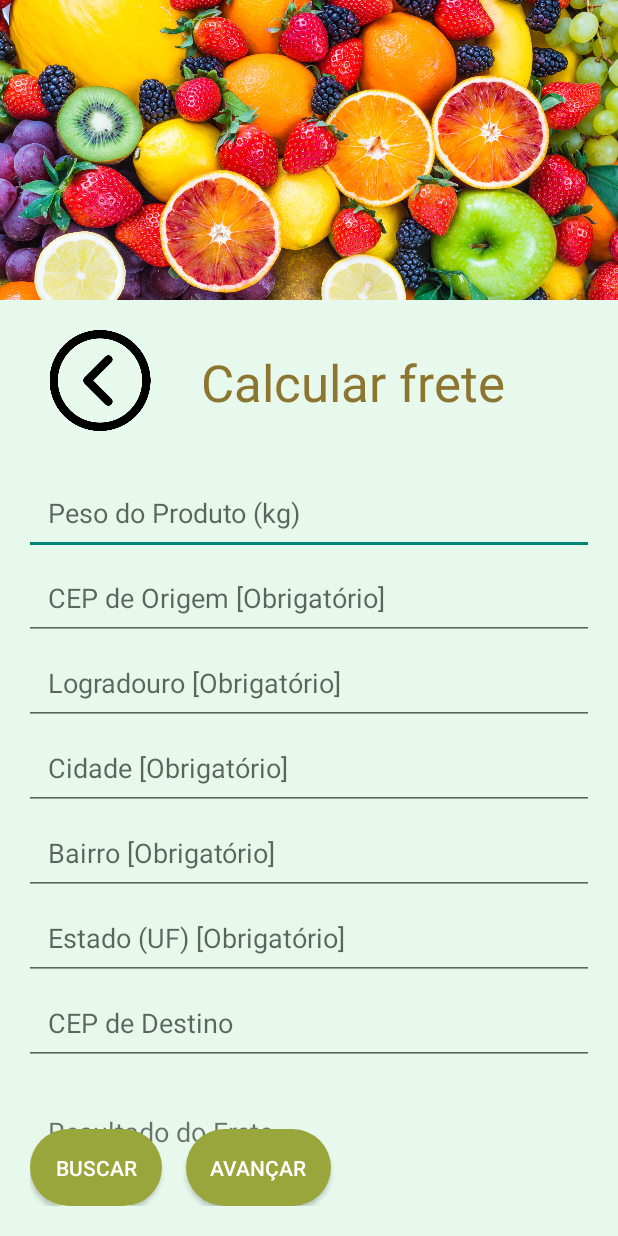
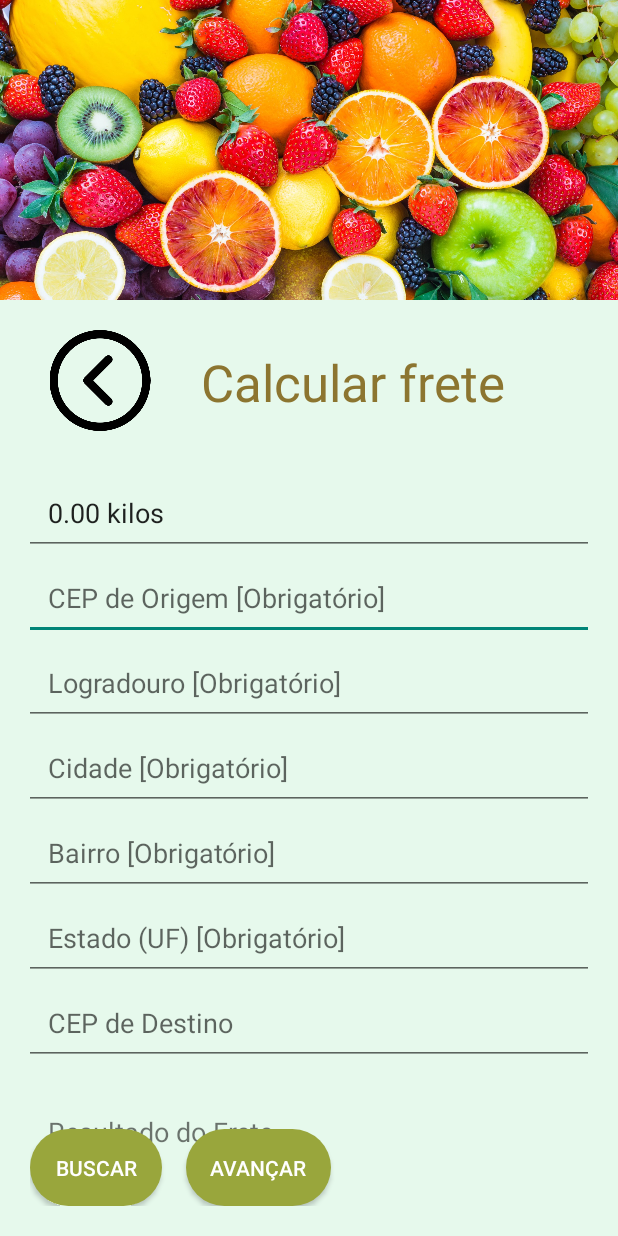
Before and after one commit to Thiago163/Aplicativo_pim_vs1_sb, an Android app: the tela_finalizar_compra screen opened directly, with no data from a screen before it, after a tap on "FINALIZAR COMPRA", on a phone screen of 412 x 824 dp. Run offline under Robolectric (Android 15) with nearby library versions, the phone set to English and light mode, and no system bars; our stand-ins replace Volley; 7 statements that could not run were skipped.

Commit message:
peso produtos

```diff
--- a/app/src/main/java/com/example/pim_mundo_verde/tela_calcular_frete.java
+++ b/app/src/main/java/com/example/pim_mundo_verde/tela_calcular_frete.java
@@ -2,8 +2,6 @@ package com.example.pim_mundo_verde;
 
 import android.content.Intent;
 import android.os.Bundle;
-import android.text.Editable;
-import android.text.TextWatcher;
 import android.util.Log;
 import android.view.View;
 import android.widget.Button;
@@ -12,12 +10,15 @@ import android.widget.TextView;
 import android.widget.Toast;
 
 import androidx.appcompat.app.AppCompatActivity;
+
 import com.android.volley.Request;
 import com.android.volley.RequestQueue;
 import com.android.volley.Response;
 import com.android.volley.VolleyError;
 import com.android.volley.toolbox.JsonObjectRequest;
 import com.android.volley.toolbox.Volley;
+
+import com.google.android.material.textfield.TextInputEditText;
 
 import org.json.JSONObject;
 
@@ -26,6 +27,7 @@ public class tela_calcular_frete extends AppCompatActivity {
     private EditText cepEditText, logradouroEditText, localidadeEditText, bairroEditText, ufEditText;
     private Button buscarButton, avancarButton;
     private TextView resultadoFrete;
+    private TextInputEditText pesoProdutoEditText; // Campo para exibir o peso do produto
     private boolean isFormComplete = false;
 
     @Override
@@ -38,15 +40,24 @@ public class tela_calcular_frete extends AppCompatActivity {
         logradouroEditText = findViewById(R.id.logradouro);
         localidadeEditText = findViewById(R.id.localidade);
         bairroEditText = findViewById(R.id.bairro);
-        ufEditText = findViewById(R.id.ufEditText);  // Alterado para EditText para o campo UF
+        ufEditText = findViewById(R.id.ufEditText);
+        pesoProdutoEditText = findViewById(R.id.pesoProduto);  // Referência para o campo de peso
         buscarButton = findViewById(R.id.botaoBuscar);
         avancarButton = findViewById(R.id.botaoAvancar);
         resultadoFrete = findViewById(R.id.resultadoFrete);
 
-        // Configura o botão de buscar CEP
+        // Recupera a quantidade de produtos passada da tela anterior
+        int quantidadeProdutos = getIntent().getIntExtra("quantidadeProdutos", 0);  // Valor default é 0 se não for passado
+
+// Agora, você pode usar a quantidade de produtos, que é igual a 1 kg por produto
+        float pesoTotal = quantidadeProdutos * 1.0f;  // Cada produto equivale a 1 kg, então multiplicamos pela quantidade
+
+// Exibe o peso total no campo de texto, formatado com duas casas decimais
+        pesoProdutoEditText.setText(String.format("%.2f kilos", pesoTotal));
+
+
+        // Configura os listeners para os botões
         buscarButton.setOnClickListener(v -> buscarCep());
-
-        // Configura o botão avançar
         avancarButton.setOnClickListener(v -> avancarParaProximaTela());
     }
 
@@ -136,10 +147,9 @@ public class tela_calcular_frete extends AppCompatActivity {
             Intent intent = new Intent(tela_calcular_frete.this, tela_menu_geral.class);
             startActivity(intent);
 
-            Log.d("BotaoHome", "Intent iniciada com sucesso para tela_finalizar_compra");
+            Log.d("BotaoHome", "Intent iniciada com sucesso.");
         } catch (Exception e) {
-            Log.e("ErroBotaoHome", "Erro ao tentar iniciar a tela de finalização", e);
-            Toast.makeText(this, "Erro ao tentar voltar para a tela de finalização", Toast.LENGTH_SHORT).show();
+            Log.e("BotaoHome", "Erro ao navegar para a tela de menu: " + e.getMessage());
         }
     }
 }
--- a/app/src/main/java/com/example/pim_mundo_verde/tela_finalizar_compra.java
+++ b/app/src/main/java/com/example/pim_mundo_verde/tela_finalizar_compra.java
@@ -4,20 +4,20 @@ import android.content.Intent;
 import android.os.Bundle;
 import android.view.View;
 import android.widget.TextView;
-
 import androidx.appcompat.app.AppCompatActivity;
 import androidx.recyclerview.widget.LinearLayoutManager;
 import androidx.recyclerview.widget.RecyclerView;
 
 import com.example.pim_mundo_verde.Adapter.AdapterProduto;
 import com.example.pim_mundo_verde.model.Produto;
+import com.example.pim_mundo_verde.tela_menu_geral;
 
-import java.util.ArrayList;
 import java.util.List;
 
 public class tela_finalizar_compra extends AppCompatActivity {
     private RecyclerView recyclerViewRevisao;
     private TextView textTotal;
+    private TextView textQuantidadeProdutos;  // Novo TextView para mostrar a quantidade de produtos
     private List<Produto> produtosCarrinho;
 
     @Override
@@ -27,6 +27,7 @@ public class tela_finalizar_compra extends AppCompatActivity {
 
         recyclerViewRevisao = findViewById(R.id.recycler_view_revisao);
         textTotal = findViewById(R.id.text_total_revisao);
+        textQuantidadeProdutos = findViewById(R.id.text_quantidade_produtos);  // Referência para o novo TextView
 
         // Recebe a lista de produtos do carrinho
         Intent intent = getIntent();
@@ -37,7 +38,9 @@ public class tela_finalizar_compra extends AppCompatActivity {
         recyclerViewRevisao.setLayoutManager(new LinearLayoutManager(this));
         recyclerViewRevisao.setAdapter(adapterProduto);
 
+        // Atualiza o total e a quantidade de produtos
         atualizarTotal();
+        atualizarQuantidadeProdutos();
     }
 
     private void atualizarTotal() {
@@ -48,14 +51,30 @@ public class tela_finalizar_compra extends AppCompatActivity {
         textTotal.setText(String.format("Total: R$ %.2f", total));
     }
 
+    private void atualizarQuantidadeProdutos() {
+        // Soma a quantidade de cada produto no carrinho
+        int quantidadeTotal = 0;
+        for (Produto produto : produtosCarrinho) {
+            quantidadeTotal += produto.getQuantidade();  // Adiciona a quantidade do produto
+        }
+        textQuantidadeProdutos.setText("Quantidade de produtos: " + quantidadeTotal);
+    }
+
     public void finalizarCompra(View view) {
-
         // Atualizar o total
         atualizarTotal();
 
-        // Ação para redirecionar ao menu ou outra tela
-        Intent in = new Intent(tela_finalizar_compra.this, tela_calcular_frete.class);
-        startActivity(in);
+        // Passa a quantidade de produtos para a tela de calcular frete
+        int quantidadeProdutos = 0;
+        for (Produto produto : produtosCarrinho) {
+            quantidadeProdutos += produto.getQuantidade();  // Conta o total de unidades
+
+        }
+
+        // Ação para redirecionar à tela de calcular frete
+        Intent intent = new Intent(tela_finalizar_compra.this, tela_calcular_frete.class);
+        intent.putExtra("quantidadeProdutos", quantidadeProdutos);  // Passando a quantidade total de unidades
+        startActivity(intent);
     }
 
     public void menu(View view) {
--- a/app/src/main/res/layout/activity_tela_calcular_frete.xml
+++ b/app/src/main/res/layout/activity_tela_calcular_frete.xml
@@ -64,14 +64,16 @@
             android:orientation="vertical"
             android:padding="16dp">
 
-            <!-- Campos de entrada de texto -->
             <com.google.android.material.textfield.TextInputEditText
                 android:id="@+id/pesoProduto"
                 android:layout_width="match_parent"
                 android:layout_height="wrap_content"
                 android:hint="Peso do Produto (kg)"
                 android:inputType="numberDecimal"
-                android:padding="16dp" />
+                android:padding="16dp"
+                android:focusable="false"
+                android:clickable="false"
+                android:longClickable="false" />
 
             <com.google.android.material.textfield.TextInputEditText
                 android:id="@+id/cepOrigem"
```
Also changed, not shown: app/src/main/res/layout/activity_tela_finalizar_compra.xml (+9 -0 lines).
